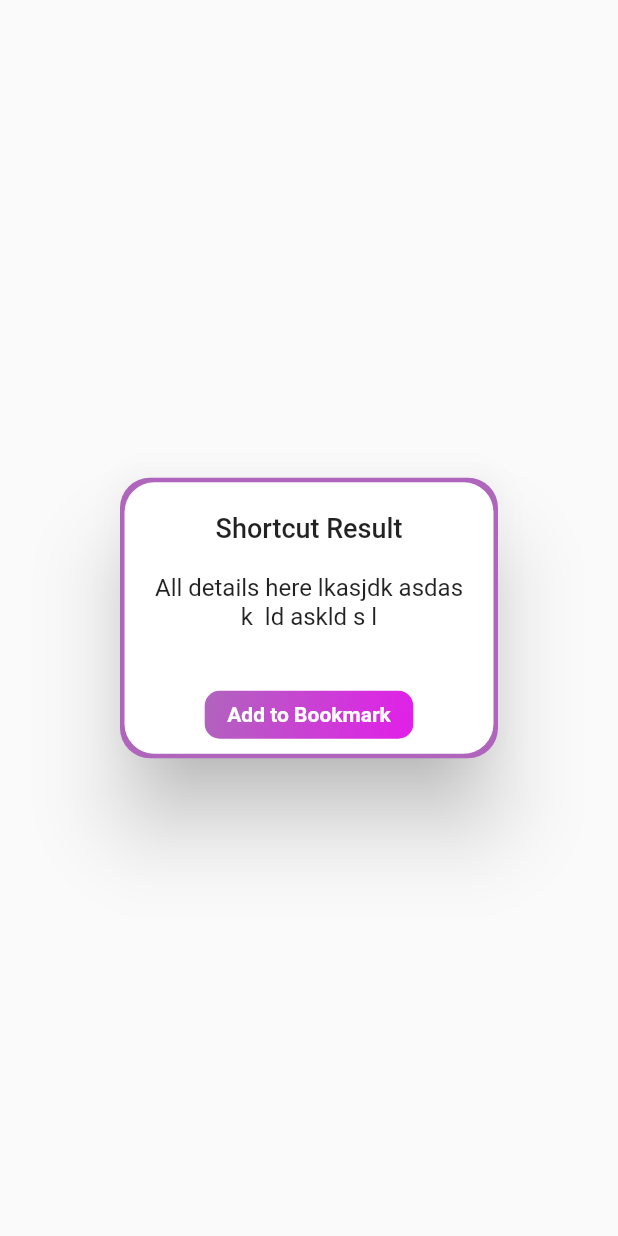
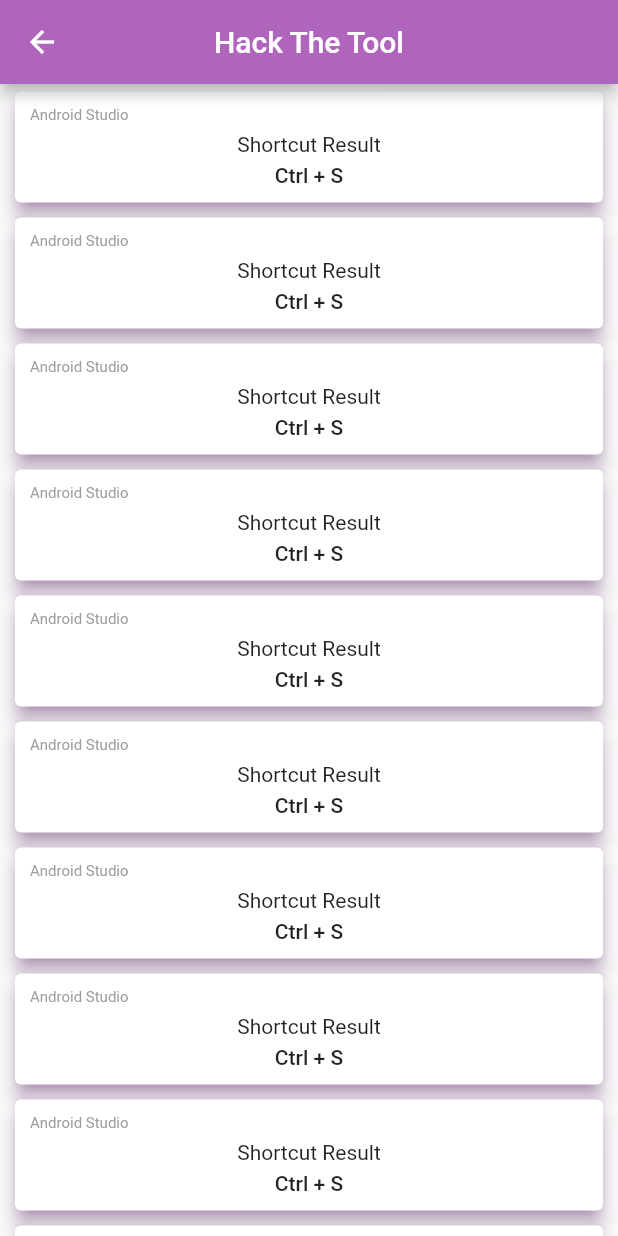
Before and after one commit to SyedMuhammadOsama/Hack-The-Tool, a Flutter app: the ShortcutPopup widget shown alone on an empty page, opened directly, after a tap on "Add to Bookmark", on a phone screen of 412 x 824 dp. Run offline on Flutter 3.47's test engine with Material 2 defaults, Android fonts, the phone set to English and light mode, and no system bars; our stand-ins replace lottie; network calls fail.

Commit message:
Bookmark Screen created

```diff
--- a/lib/main.dart
+++ b/lib/main.dart
@@ -3,6 +3,8 @@ import 'package:hack_the_tool/screens/detail_screen.dart';
 import 'package:hack_the_tool/screens/home_screen.dart';
 import 'package:hack_the_tool/screens/signin_screen.dart';
 import 'package:hack_the_tool/screens/signup_screen.dart';
+
+import 'screens/bookmark_screen.dart';
 
 void main() {
   runApp(const MyApp());
@@ -30,6 +32,7 @@ class MyApp extends StatelessWidget {
         SignUpScreen.routeName: (context) => SignUpScreen(),
         DetailScreen.routeName: (context) => DetailScreen(),
         HomeScreen.routeName: (context) => HomeScreen(),
+        BookmarkScreen.routeName: (context) => BookmarkScreen(),
       },
     );
   }
--- /dev/null
+++ b/lib/screens/bookmark_screen.dart
@@ -0,0 +1,79 @@
+import 'package:flutter/material.dart';
+
+class BookmarkScreen extends StatelessWidget {
+  static const routeName = 'BookmarkScreen';
+  const BookmarkScreen({Key? key}) : super(key: key);
+
+  @override
+  Widget build(BuildContext context) {
+    return Scaffold(
+      appBar: AppBar(
+        backgroundColor: Theme.of(context).primaryColor,
+        title: Text('Hack The Tool'),
+        centerTitle: true,
+      ),
+      // backgroundColor: const Color.fromARGB(255, 234, 184, 242),
+      body: ListView.builder(
+        itemBuilder: (context, index) => BookmarkContainer(),
+      ),
+    );
+  }
+}
+
+class BookmarkContainer extends StatelessWidget {
+  const BookmarkContainer({Key? key}) : super(key: key);
+
+  @override
+  Widget build(BuildContext context) {
+    return Padding(
+      padding: const EdgeInsets.symmetric(horizontal: 10.0),
+      child: Dismissible(
+        key: UniqueKey(),
+        direction: DismissDirection.startToEnd,
+        background: Container(
+          margin: EdgeInsets.all(5),
+          decoration: BoxDecoration(
+            color: const Color.fromARGB(255, 234, 184, 242),
+          ),
+          child: Padding(
+            padding: const EdgeInsets.symmetric(horizontal: 30),
+            child: Align(
+              alignment: Alignment.centerLeft,
+              child: Icon(
+                Icons.delete_outline,
+                color: Theme.of(context).primaryColor,
+              ),
+            ),
+          ),
+        ),
+        onDismissed: (direction) {},
+        child: Card(
+          elevation: 5,
+          shadowColor: Theme.of(context).primaryColor,
+          margin: EdgeInsets.symmetric(horizontal: 0, vertical: 5),
+          child: Padding(
+            padding: const EdgeInsets.all(10.0),
+            child: Column(
+              children: [
+                Container(
+                  alignment: Alignment.topLeft,
+                  child: Text(
+                    'Android Studio',
+                    style: TextStyle(fontSize: 10, color: Colors.grey),
+                  ),
+                ),
+                SizedBox(height: 5),
+                Text('Shortcut Result'),
+                SizedBox(height: 5),
+                Text(
+                  'Ctrl + S',
+                  style: TextStyle(fontWeight: FontWeight.w500),
+                )
+              ],
+            ),
+          ),
+        ),
+      ),
+    );
+  }
+}
--- a/lib/screens/detail_screen.dart
+++ b/lib/screens/detail_screen.dart
@@ -1,4 +1,6 @@
 import 'package:flutter/material.dart';
+
+import 'bookmark_screen.dart';
 
 class DetailScreen extends StatelessWidget {
   static const routeName = 'DetailScreen';
@@ -92,7 +94,9 @@ class ShortcutPopup extends StatelessWidget {
                 height: 40,
               ),
               InkWell(
-                onTap: () {},
+                onTap: () {
+                  Navigator.pushNamed(context, BookmarkScreen.routeName);
+                },
                 child: Container(
                   padding: EdgeInsets.symmetric(vertical: 8, horizontal: 15),
                   decoration: BoxDecoration(
--- a/lib/screens/home_screen.dart
+++ b/lib/screens/home_screen.dart
@@ -10,9 +10,8 @@ class HomeScreen extends StatelessWidget {
     return Scaffold(
       appBar: AppBar(
         backgroundColor: Theme.of(context).primaryColor,
-        title: Center(
-          child: Text('Hack The Tool'),
-        ),
+        title: Text('Hack The Tool'),
+        centerTitle: true,
       ),
       body: Padding(
         padding: const EdgeInsets.all(10.0),
--- a/lib/screens/signin_screen.dart
+++ b/lib/screens/signin_screen.dart
@@ -1,9 +1,10 @@
 import 'package:flutter/material.dart';
 import 'package:hack_the_tool/screens/home_screen.dart';
 import 'package:hack_the_tool/screens/signup_screen.dart';
+import 'package:lottie/lottie.dart';
+
 import '../widgets/bottom_navigation_widget.dart';
 import '../widgets/text_field_widget.dart';
-import 'package:lottie/lottie.dart';
 
 class SignInScreen extends StatelessWidget {
   static const routeName = 'SignInScreen';
@@ -18,8 +19,9 @@ class SignInScreen extends StatelessWidget {
   Widget build(BuildContext context) {
     return Scaffold(
       appBar: AppBar(
-        title: const Center(child: Text('Hack The Tool'),),
-
+        title: const Center(
+          child: Text('Hack The Tool'),
+        ),
         backgroundColor: Theme.of(context).primaryColor,
       ),
       resizeToAvoidBottomInset: false,
@@ -29,13 +31,17 @@ class SignInScreen extends StatelessWidget {
             child: Column(
               mainAxisSize: MainAxisSize.min,
               children: [
-         Container(margin:EdgeInsets.only(bottom: 20),height:150,child:Lottie.asset('assets/animation/authentication.json'),),
+                Container(
+                  margin: EdgeInsets.only(bottom: 20),
+                  height: 150,
+                  child: Lottie.asset('assets/animation/authentication.json'),
+                ),
                 Container(
                   alignment: Alignment.centerLeft,
-                      padding:  EdgeInsets.only(left: 20.0),
-                      child:const Text(
+                  padding: EdgeInsets.only(left: 20.0),
+                  child: const Text(
                     'Email',
-                      style: TextStyle(fontSize: 17,fontWeight: FontWeight.bold),
+                    style: TextStyle(fontSize: 17, fontWeight: FontWeight.bold),
                   ),
                 ),
                 TextFormFieldWidget(
@@ -50,10 +56,10 @@ class SignInScreen extends StatelessWidget {
                 ),
                 Container(
                   alignment: Alignment.centerLeft,
-                      padding:  EdgeInsets.only(left: 20.0),
+                  padding: EdgeInsets.only(left: 20.0),
                   child: const Text(
-                        'Password',style: TextStyle(fontSize: 17,fontWeight: FontWeight.bold),
-
+                    'Password',
+                    style: TextStyle(fontSize: 17, fontWeight: FontWeight.bold),
                   ),
                 ),
                 TextFormFieldWidget(
@@ -63,11 +69,9 @@ class SignInScreen extends StatelessWidget {
                     }
                     return null;
                   },
-                      hint: '******',
+                  hint: 'password',
                   controller: passwordController,
                 ),
-
-
                 BottomNavigationButton('Sign In', () async {
                   if (Form.of(context)?.validate() ?? false) {
                     Navigator.pushNamed(context, HomeScreen.routeName);
@@ -84,7 +88,8 @@ class SignInScreen extends StatelessWidget {
                       ),
                       TextButton(
                           onPressed: () {
-                            Navigator.pushReplacementNamed(context, SignUpScreen.routeName);
+                            Navigator.pushReplacementNamed(
+                                context, SignUpScreen.routeName);
                           },
                           child: Text('Sign Up',
                               style: Theme.of(context)
```
Lines whose indentation alone changed are shown as unchanged.
